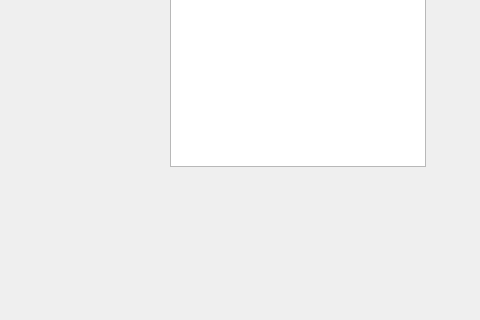
Above: online_store/order_processing.ui from niki548/Online_store before the change; both pictures show x 0 to 480 and y 165 to 485 of the 617 by 485 pixel window. Below: the same form after it.
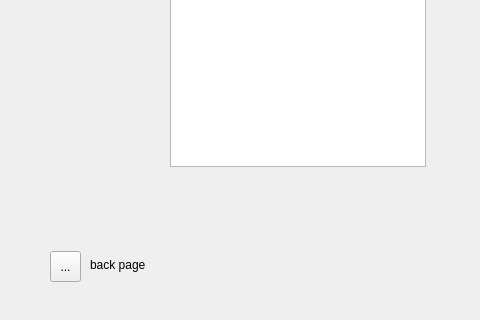
That is the form after the change. Icons and pictures are not drawn.

Diff of the .ui file:
```diff
--- a/online_store/order_processing.ui
+++ b/online_store/order_processing.ui
@@ -28,6 +28,35 @@
     </property>
    </column>
   </widget>
+  <widget class="QToolButton" name="toolButton">
+   <property name="geometry">
+    <rect>
+     <x>50</x>
+     <y>416</y>
+     <width>31</width>
+     <height>31</height>
+    </rect>
+   </property>
+   <property name="text">
+    <string>...</string>
+   </property>
+   <property name="icon">
+    <iconset theme="QIcon::ThemeIcon::DocumentRevert"/>
+   </property>
+  </widget>
+  <widget class="QLabel" name="label_12">
+   <property name="geometry">
+    <rect>
+     <x>90</x>
+     <y>420</y>
+     <width>71</width>
+     <height>20</height>
+    </rect>
+   </property>
+   <property name="text">
+    <string>back page</string>
+   </property>
+  </widget>
  </widget>
  <resources/>
  <connections/>
```
